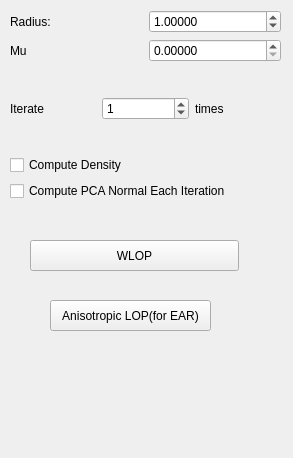
Above: point-cloud-2015/UI/para_wlop.ui from sunwaylive/Point-Cloud-Processing-2015 before the change. Below: the same form after it.
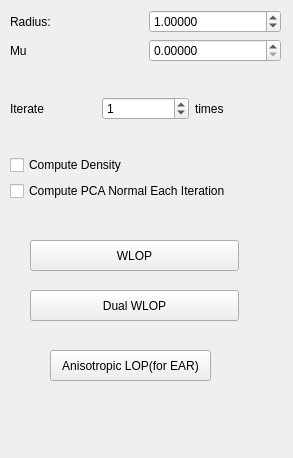
That is the form after the change.

What changed in the file:
```diff
--- a/point-cloud-2015/UI/para_wlop.ui
+++ b/point-cloud-2015/UI/para_wlop.ui
@@ -122,7 +122,7 @@
    <property name="geometry">
     <rect>
      <x>50</x>
-     <y>300</y>
+     <y>350</y>
      <width>161</width>
      <height>31</height>
     </rect>
@@ -144,6 +144,19 @@
     <string>WLOP</string>
    </property>
   </widget>
+  <widget class="QPushButton" name="dual_wlop_apply">
+   <property name="geometry">
+    <rect>
+     <x>30</x>
+     <y>290</y>
+     <width>209</width>
+     <height>31</height>
+    </rect>
+   </property>
+   <property name="text">
+    <string>Dual WLOP</string>
+   </property>
+  </widget>
  </widget>
  <resources/>
  <connections/>
```
